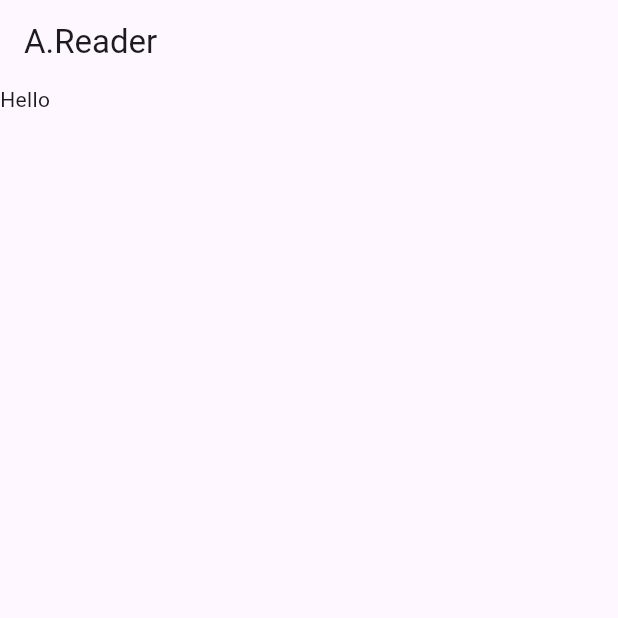
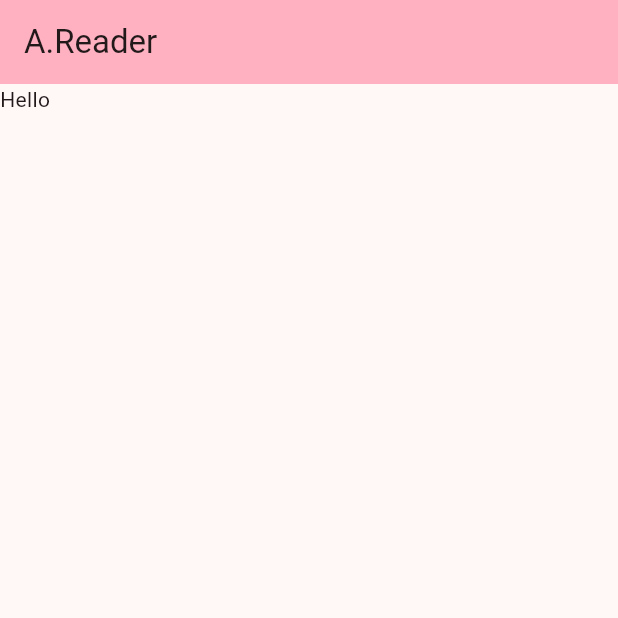
Before and after one commit to Veniii/reader_tracker, a Flutter app: the screen it shows after launch, on a phone screen of 412 x 824 dp, the top half of it. Run offline on Flutter 3.47's test engine with Material 3 defaults, Android fonts, the phone set to English and light mode, and no system bars.

Commit message:
background color

```diff
--- a/lib/main.dart
+++ b/lib/main.dart
@@ -14,7 +14,7 @@ class MyApp extends StatelessWidget {
       title: 'Flutter Demo',
       theme: ThemeData(
 
-        colorScheme: ColorScheme.fromSeed(seedColor: Colors.deepPurple),
+        colorScheme: ColorScheme.fromSeed(seedColor: Colors.pinkAccent),
         useMaterial3: true,
       ),
       home: const MyHomePage(),
@@ -33,8 +33,13 @@ class _MyHomePageState extends State<MyHomePage> {
   @override
   Widget build(BuildContext context) {
     return Scaffold(
-      appBar: AppBar(title: Text('A.Reader')),
-      body: const Column(children: [Text("Hello")],),
+      appBar: AppBar(
+        backgroundColor: Theme.of(context).colorScheme.inversePrimary,
+        title: Text('A.Reader'),
+        ),
+      body: const Column(
+        children: [Text("Hello")]
+        ),
     );
   }
 }
```
